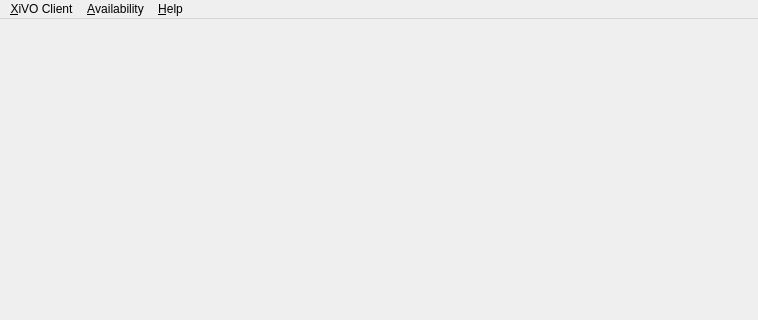
First picture: the form in xivoclient/src/main_widget/main_widget.ui, repository wazo-platform/wazo-client-qt, before the edit; both pictures show x 0 to 758 and y 0 to 320 of the 758 by 646 pixel window.
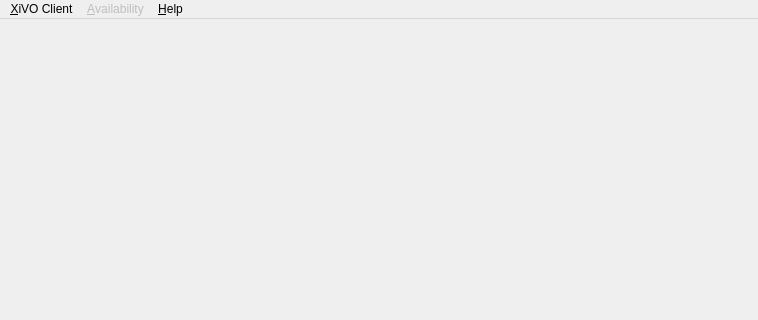
Second picture: the form after the edit. Icons and pictures are not drawn.

Commit message: not display some menu on start

Patch:
```diff
--- a/xivoclient/src/main_widget/main_widget.ui
+++ b/xivoclient/src/main_widget/main_widget.ui
@@ -65,6 +65,9 @@
     <addaction name="action_quit"/>
    </widget>
    <widget class="QMenu" name="menu_availability">
+    <property name="enabled">
+     <bool>false</bool>
+    </property>
     <property name="title">
      <string>&amp;Availability</string>
     </property>
```
Left out of the diff: 9 changed lines with no effect on the pictures.
